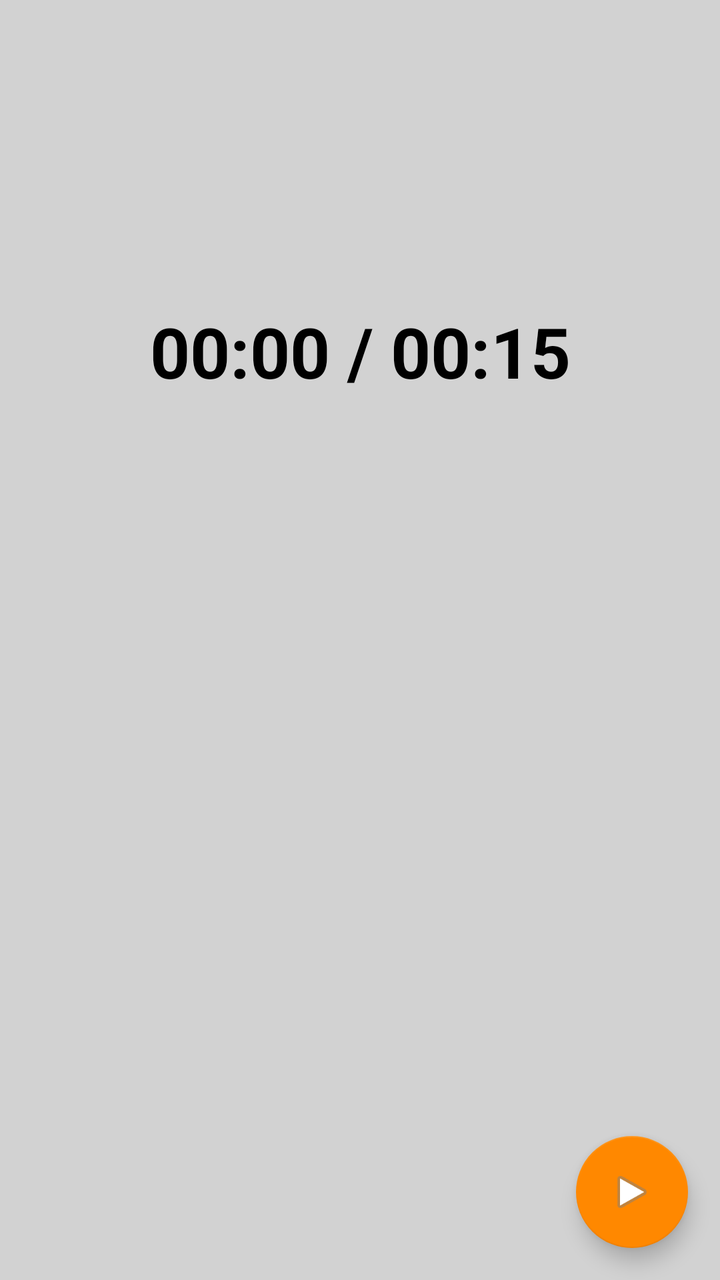
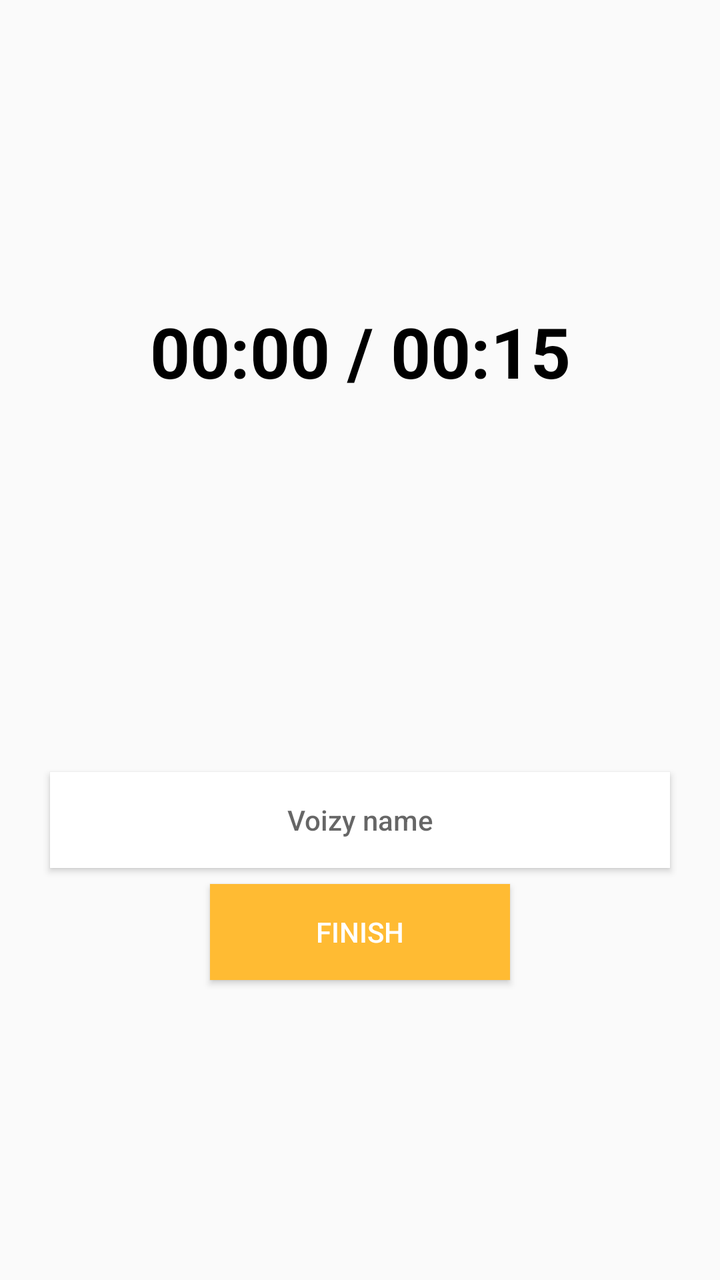

Screens rendered from an Android XML layout before and after an edit, with the pre-edit source and the edit as a unified diff.
<!-- AndroidManifest.xml: application theme AppTheme -->
<!-- res/layout/recording_overlay_fragment.xml -->
<?xml version="1.0" encoding="utf-8"?>
<androidx.constraintlayout.widget.ConstraintLayout
    xmlns:android="http://schemas.android.com/apk/res/android"
    xmlns:app="http://schemas.android.com/apk/res-auto"
    android:orientation="vertical"
    android:layout_width="match_parent"
    android:layout_height="match_parent"
    android:background="@color/dark_transparent_overlay">

    <TextView
        android:id="@+id/recording_time"
        android:layout_width="wrap_content"
        android:layout_height="wrap_content"
        android:textColor="@android:color/black"
        android:textStyle="bold"
        android:textSize="35sp"
        android:layout_marginEnd="8dp"
        app:layout_constraintEnd_toEndOf="parent"
        android:layout_marginStart="8dp"
        app:layout_constraintStart_toStartOf="parent"
        android:layout_marginBottom="8dp"
        app:layout_constraintBottom_toBottomOf="parent"
        android:layout_marginTop="8dp"
        app:layout_constraintTop_toTopOf="parent"
        app:layout_constraintVertical_bias="0.25"
        android:text="00:00 / 00:15"/>

    <com.google.android.material.floatingactionbutton.FloatingActionButton
        android:id="@+id/play_button"
        android:layout_width="wrap_content"
        android:layout_height="wrap_content"
        app:layout_constraintBottom_toBottomOf="parent"
        app:layout_constraintEnd_toEndOf="parent"
        android:layout_margin="@dimen/fab_margin"
        android:src="@android:drawable/ic_media_play"
        android:background="@drawable/round_orange_background"/>

</androidx.constraintlayout.widget.ConstraintLayout>
<!-- resources referenced by this layout -->
<resources>
  <color name="dark_transparent_overlay">#30262626</color>
  <dimen name="fab_margin">16dp</dimen>
  <!-- drawable round_orange_background (drawable) -->
  <?xml version="1.0" encoding="utf-8"?>
  <shape xmlns:android="http://schemas.android.com/apk/res/android"
         android:shape="oval">
      <solid
          android:color="@android:color/holo_orange_dark"/>
      <size
          android:width="60dp"
          android:height="60dp"/>
  </shape>
  <style name="AppTheme" parent="Theme.AppCompat.Light.DarkActionBar">
          
          <item name="colorPrimary">@android:color/white</item>
          <item name="colorPrimaryDark">@android:color/holo_orange_light</item>
          <item name="colorAccent">@android:color/holo_orange_dark</item>
      </style>
</resources>

<!-- the commit's change to res/layout/recording_overlay_fragment.xml (unified diff, before → after) -->
@@ -4,11 +4,11 @@
     xmlns:app="http://schemas.android.com/apk/res-auto"
     android:orientation="vertical"
     android:layout_width="match_parent"
-    android:layout_height="match_parent"
-    android:background="@color/dark_transparent_overlay">
+    android:layout_height="match_parent">
+    
 
     <TextView
-        android:id="@+id/recording_time"
+        android:id="@+id/tv_recording_time"
         android:layout_width="wrap_content"
         android:layout_height="wrap_content"
         android:textColor="@android:color/black"
@@ -26,13 +26,41 @@
         android:text="00:00 / 00:15"/>
 
     <com.google.android.material.floatingactionbutton.FloatingActionButton
-        android:id="@+id/play_button"
+        android:id="@+id/btn_play_preview"
         android:layout_width="wrap_content"
         android:layout_height="wrap_content"
         app:layout_constraintBottom_toBottomOf="parent"
         app:layout_constraintEnd_toEndOf="parent"
         android:layout_margin="@dimen/fab_margin"
-        android:src="@android:drawable/ic_media_play"
-        android:background="@drawable/round_orange_background"/>
+        android:visibility="gone"
+        android:src="@android:drawable/ic_media_play"/>
+
+    <Button
+        android:id="@+id/et_voizy_name"
+        android:layout_width="match_parent"
+        android:layout_height="wrap_content"
+        app:layout_constraintEnd_toEndOf="parent"
+        android:layout_marginEnd="25dp"
+        android:layout_marginStart="25dp"
+        app:layout_constraintStart_toStartOf="parent"
+        android:hint="Voizy name"
+        app:layout_constraintHorizontal_bias="0.0"
+        android:layout_marginBottom="8dp"
+        android:background="@android:color/white"
+        app:layout_constraintBottom_toTopOf="@+id/btn_save_voizy"/>
+
+    <Button
+        android:id="@+id/btn_save_voizy"
+        android:layout_width="150dp"
+        android:layout_height="wrap_content"
+        app:layout_constraintEnd_toEndOf="parent"
+        android:layout_marginEnd="8dp"
+        app:layout_constraintStart_toStartOf="parent"
+        android:layout_marginStart="8dp"
+        android:layout_marginBottom="150dp"
+        app:layout_constraintBottom_toBottomOf="parent"
+        android:background="@android:color/holo_orange_light"
+        android:textColor="@android:color/white"
+        android:text="Finish"/>
 
 </androidx.constraintlayout.widget.ConstraintLayout>
<!-- resource entries referenced after the edit -->
@@ -1,17 +1,6 @@
 <!-- resources referenced by this layout -->
 <resources>
-  <color name="dark_transparent_overlay">#30262626</color>
   <dimen name="fab_margin">16dp</dimen>
-  <!-- drawable round_orange_background (drawable) -->
-  <?xml version="1.0" encoding="utf-8"?>
-  <shape xmlns:android="http://schemas.android.com/apk/res/android"
-         android:shape="oval">
-      <solid
-          android:color="@android:color/holo_orange_dark"/>
-      <size
-          android:width="60dp"
-          android:height="60dp"/>
-  </shape>
   <style name="AppTheme" parent="Theme.AppCompat.Light.DarkActionBar">
           
           <item name="colorPrimary">@android:color/white</item>
